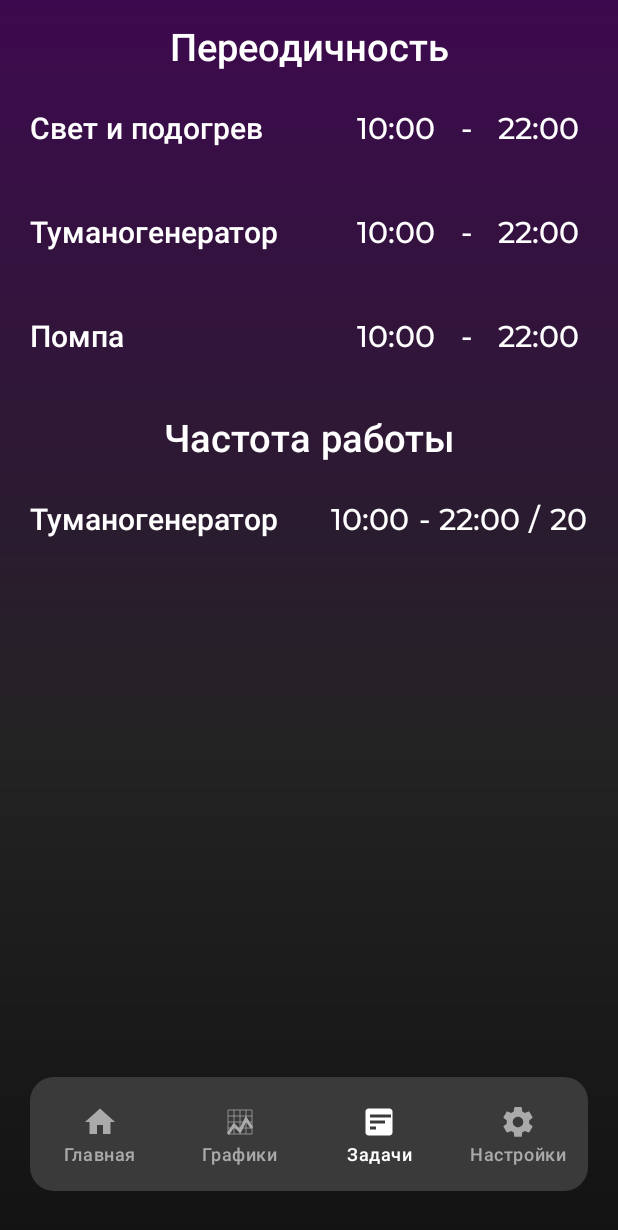
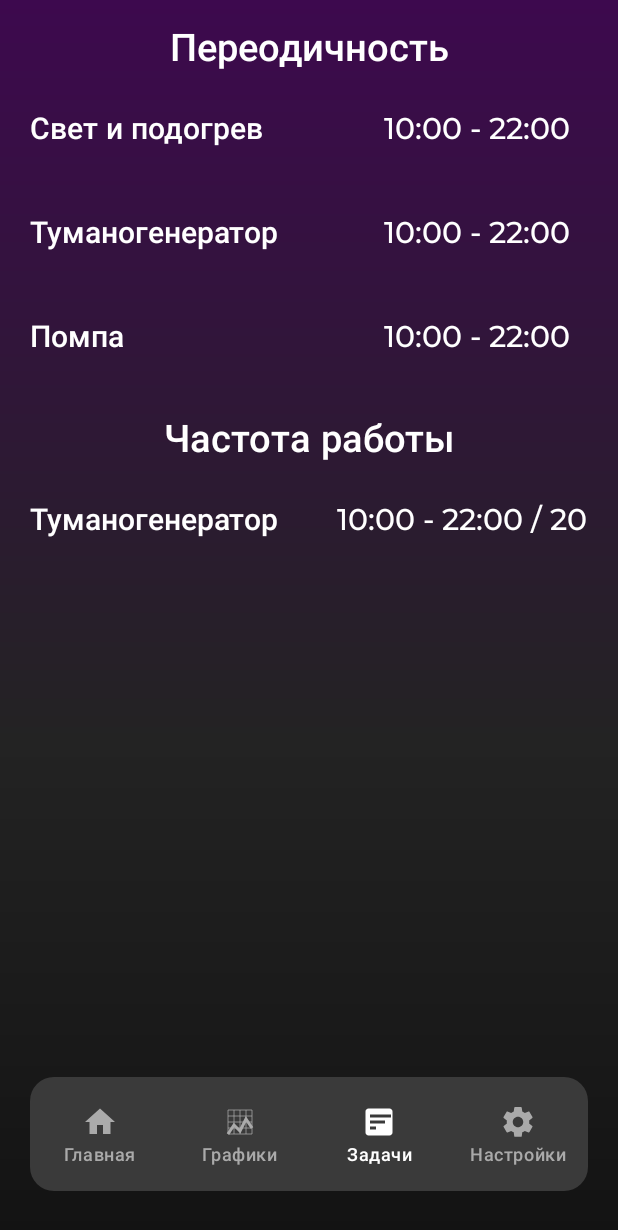
Before and after one commit to mylinka22/TerrariumEspController, an Android app: the screen it shows after launch (MainActivity), item 3 of the bottom bar chosen, on a phone screen of 412 x 824 dp. Shown: the top 1230 px of the screen. Run offline under Robolectric (Android 15) with nearby library versions, the phone set to English and light mode, and no system bars.

Commit message:
- Добавление функционала

```diff
--- a/app/src/main/java/com/sample/terrarium/fragments/FragmentHome.java
+++ b/app/src/main/java/com/sample/terrarium/fragments/FragmentHome.java
@@ -2,6 +2,7 @@ package com.sample.terrarium.fragments;
 
 import androidx.fragment.app.Fragment;
 
+import android.graphics.Color;
 import android.os.Bundle;
 import android.os.VibrationEffect;
 import android.view.LayoutInflater;
@@ -35,6 +36,10 @@ public class FragmentHome extends Fragment {
     private TextView textC;
     private TextView textH;
     private Vibrator vibrator;
+    private Button buttonR1;
+    private Button buttonR2;
+    private Button buttonR3;
+
 
     @Nullable
     @Override
@@ -43,9 +48,9 @@ public class FragmentHome extends Fragment {
 
 
         TextView textViewIP = rootView.findViewById(R.id.textViewIP);
-        Button buttonR1 = rootView.findViewById(R.id.buttonR1);
-        Button buttonR2 = rootView.findViewById(R.id.buttonR2);
-        Button buttonR3 = rootView.findViewById(R.id.buttonR3);
+        buttonR1 = rootView.findViewById(R.id.buttonR1);
+        buttonR2 = rootView.findViewById(R.id.buttonR2);
+        buttonR3 = rootView.findViewById(R.id.buttonR3);
         textC = rootView.findViewById(R.id.textC);
         textH = rootView.findViewById(R.id.textH);
         SwipeRefreshLayout swiperefresh = rootView.findViewById(R.id.swiperefresh);
@@ -53,12 +58,9 @@ public class FragmentHome extends Fragment {
 
         vibrator = (Vibrator) getActivity().getSystemService(Context.VIBRATOR_SERVICE);
 
-
-
         setupButtonClickListener(buttonR1, "led3");
         setupButtonClickListener(buttonR2, "led2");
         setupButtonClickListener(buttonR3, "led1");
-
 
         SharedPreferences sharedPreferences = getActivity().getSharedPreferences("MyPrefs", Context.MODE_PRIVATE);
 
@@ -68,6 +70,8 @@ public class FragmentHome extends Fragment {
         NetworkUtils networkUtils = new NetworkUtils(new OkHttpClient(), savedIP);
         respons(networkUtils ,"temperature");
 
+        NetworkUtils networkUtils2 = new NetworkUtils(new OkHttpClient(), savedIP);
+        respons(networkUtils2 ,"status");
 
         return rootView;
     }
@@ -102,6 +106,17 @@ public class FragmentHome extends Fragment {
                         System.out.println(response);
                         if (post.equals("temperature")) {
                             setdatchik(response);
+                        } else if (post.equals("led1")) {
+                            changebut(1, Integer.parseInt(response.split("\r\n")[0].split(" ")[1]));
+                        } else if (post.equals("led2")) {
+                            changebut(2, Integer.parseInt(response.split("\r\n")[0].split(" ")[1]));
+                        } else if (post.equals("led3")) {
+                            changebut(3, Integer.parseInt(response.split("\r\n")[0].split(" ")[1]));
+                        } else if (post.equals("status")) {
+
+                            changebut(1, Integer.parseInt(response.split("\r\n")[0].split("rele1: ")[1]));
+                            changebut(2, Integer.parseInt(response.split("\r\n")[1].split("rele2: ")[1]));
+                            changebut(3, Integer.parseInt(response.split("\r\n")[2].split("rele3: ")[1]));
                         }
                     });
                 }
@@ -118,6 +133,30 @@ public class FragmentHome extends Fragment {
                 }
             }
         });
+
+    }
+
+
+    private void changebut(int id, int state) {
+        String color = "#42325E";
+        if (state == 0) {
+            color = "#2A203A";
+        }
+
+        switch (id) {
+            case 1:
+                buttonR3.setBackgroundColor(Color.parseColor(color));
+                break;
+
+            case 2:
+                buttonR2.setBackgroundColor(Color.parseColor(color));
+                break;
+
+            case 3:
+                buttonR1.setBackgroundColor(Color.parseColor(color));
+                break;
+        }
+
 
     }
 
--- a/app/src/main/java/com/sample/terrarium/fragments/FragmentTasks.java
+++ b/app/src/main/java/com/sample/terrarium/fragments/FragmentTasks.java
@@ -1,24 +1,121 @@
 package com.sample.terrarium.fragments;
 
+import android.content.Context;
+import android.content.SharedPreferences;
 import android.os.Bundle;
 import android.view.LayoutInflater;
 import android.view.View;
 import android.view.ViewGroup;
-
+import android.widget.TextView;
+import android.widget.Toast;
+import java.util.HashMap;
+import java.util.Map;
 import androidx.annotation.NonNull;
 import androidx.annotation.Nullable;
 import androidx.fragment.app.Fragment;
 
 import com.sample.terrarium.R;
+import com.sample.terrarium.network.NetworkCallback;
+import com.sample.terrarium.network.NetworkUtils;
+
+import java.io.IOException;
+
+import okhttp3.OkHttpClient;
 
 public class FragmentTasks extends Fragment {
+
+    private String savedIP;
 
     @Nullable
     @Override
     public View onCreateView(@NonNull LayoutInflater inflater, @Nullable ViewGroup container, @Nullable Bundle savedInstanceState) {
         View rootView = inflater.inflate(R.layout.fragment_tasks, container, false);
 
+
+        SharedPreferences sharedPreferences = getActivity().getSharedPreferences("MyPrefs", Context.MODE_PRIVATE);
+        savedIP = sharedPreferences.getString("savedIP", "");
+
+        NetworkUtils networkUtils = new NetworkUtils(new OkHttpClient(), savedIP);
+
+
+
+        networkUtils.post("task", new NetworkCallback() {
+            @Override
+            public void onResponse(String response) {
+                if (getActivity() != null) {
+                    getActivity().runOnUiThread(() -> {
+                        System.out.println(response);
+
+                        parse(response);
+
+
+
+
+
+                    });
+                }
+            }
+
+            @Override
+            public void onFailure(IOException e) {
+                if (getActivity() != null) {
+                    getActivity().runOnUiThread(() -> {
+                        Toast.makeText(getActivity(), "Error: " + e.getMessage(), Toast.LENGTH_SHORT).show();
+                    });
+                }
+            }
+        });
+
+
+
+
         return rootView;
 
     }
+
+
+    private void parse(String response) {
+        Map<String, String> parsedData = new HashMap<>();
+
+        String[] lines = response.split("\n");
+        for (String line : lines) {
+            String[] parts = line.split(": ");
+            if (parts.length == 2) {
+                parsedData.put(parts[0], parts[1]);
+            }
+        }
+
+        TextView task1TextView = getActivity().findViewById(R.id.time1);
+        TextView task2TextView = getActivity().findViewById(R.id.time2);
+        TextView task3TextView = getActivity().findViewById(R.id.time3);
+        TextView hourTextView = getActivity().findViewById(R.id.time4);
+
+        task1TextView.setText(parseTask(parsedData.get("task3")));
+        task2TextView.setText(parseTask(parsedData.get("task2")));
+        task3TextView.setText(parseTask(parsedData.get("task1")));
+        hourTextView.setText(parseTask(parsedData.get("hour")));
+    }
+
+
+    private String parseTask(String task) {
+        if (task != null && !task.isEmpty()) {
+//            String[] times = task.split("/");
+//            if (times[0].equals("-1:-1") || times[0].equals("-1-1")) {
+//                return "Null";
+//            }
+//            if (times.length == 2) {
+//                return times[0] + " / " + times[1];
+//            }
+
+            if (task.startsWith("-1")) {
+                return "Null";
+            }
+
+        }
+        return task;
+    }
+
+
+
+
 }
--- a/app/src/main/res/layout/fragment_tasks.xml
+++ b/app/src/main/res/layout/fragment_tasks.xml
@@ -31,31 +31,15 @@
             />
 
         <TextView
+            android:id="@+id/time1"
             android:layout_width="wrap_content"
             android:layout_height="wrap_content"
             android:layout_weight="1"
             android:gravity="center"
             android:textSize="20sp"
-            android:text="10:00"
+            android:text="10:00 - 22:00"
             />
 
-        <TextView
-            android:layout_width="wrap_content"
-            android:layout_height="wrap_content"
-            android:layout_weight="1"
-            android:gravity="center"
-            android:textSize="20sp"
-            android:text=" - "
-            />
-
-        <TextView
-            android:layout_width="wrap_content"
-            android:layout_height="wrap_content"
-            android:layout_weight="1"
-            android:gravity="center"
-            android:textSize="20sp"
-            android:text="22:00"
-            />
     </LinearLayout>
 
     <LinearLayout
@@ -74,30 +58,13 @@
             />
 
         <TextView
+            android:id="@+id/time2"
             android:layout_width="wrap_content"
             android:layout_height="wrap_content"
             android:layout_weight="1"
             android:gravity="center"
             android:textSize="20sp"
-            android:text="10:00"
-            />
-
-        <TextView
-            android:layout_width="wrap_content"
-            android:layout_height="wrap_content"
-            android:layout_weight="1"
-            android:gravity="center"
-            android:textSize="20sp"
-            android:text=" - "
-            />
-
-        <TextView
-            android:layout_width="wrap_content"
-            android:layout_height="wrap_content"
-            android:layout_weight="1"
-            android:gravity="center"
-            android:textSize="20sp"
-            android:text="22:00"
+            android:text="10:00 - 22:00"
             />
     </LinearLayout>
 
@@ -118,30 +85,13 @@
             />
 
         <TextView
+            android:id="@+id/time3"
             android:layout_width="wrap_content"
             android:layout_height="wrap_content"
             android:layout_weight="1"
             android:gravity="center"
             android:textSize="20sp"
-            android:text="10:00"
-            />
-
-        <TextView
-            android:layout_width="wrap_content"
-            android:layout_height="wrap_content"
-            android:layout_weight="1"
-            android:gravity="center"
-            android:textSize="20sp"
-            android:text=" - "
-            />
-
-        <TextView
-            android:layout_width="wrap_content"
-            android:layout_height="wrap_content"
-            android:layout_weight="1"
-            android:gravity="center"
-            android:textSize="20sp"
-            android:text="22:00"
+            android:text="10:00 - 22:00"
             />
     </LinearLayout>
 
@@ -173,48 +123,13 @@
             />
 
         <TextView
+            android:id="@+id/time4"
             android:layout_width="wrap_content"
             android:layout_height="wrap_content"
             android:layout_weight="1"
             android:gravity="center"
             android:textSize="20sp"
-            android:text="10:00"
-            />
-
-        <TextView
-            android:layout_width="wrap_content"
-            android:layout_height="wrap_content"
-            android:layout_weight="1"
-            android:gravity="center"
-            android:textSize="20sp"
-            android:text=" - "
-            />
-
-        <TextView
-            android:layout_width="wrap_content"
-            android:layout_height="wrap_content"
-            android:layout_weight="1"
-            android:gravity="center"
-            android:textSize="20sp"
-            android:text="22:00"
-            />
-
-        <TextView
-            android:layout_width="wrap_content"
-            android:layout_height="wrap_content"
-            android:layout_weight="1"
-            android:gravity="center"
-            android:textSize="20sp"
-            android:text=" / "
-            />
-
-        <TextView
-            android:layout_width="wrap_content"
-            android:layout_height="wrap_content"
-            android:layout_weight="1"
-            android:gravity="center"
-            android:textSize="20sp"
-            android:text="20"
+            android:text="10:00 - 22:00 / 20"
             />
 
     </LinearLayout>
```
Also changed, not shown: 1 other file.
